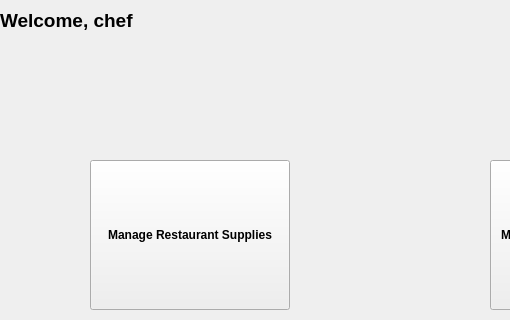
This is Ui_Folder/WindowCookStackedWidget.ui in Chuezhang2278/Foodies as Qt 5 draws it before an edit; both pictures show x 0 to 510 and y 0 to 320 of the 800 by 600 pixel window. The edited form follows.
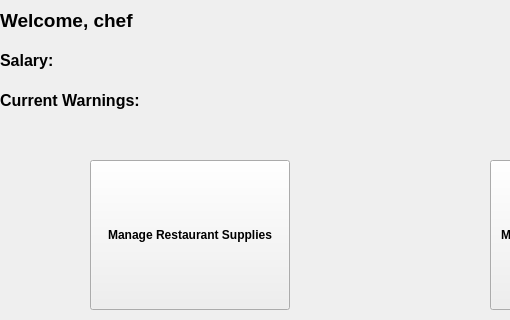
This is the edited form. The open tabs and pages were chosen to show the change.

Commit message: salary label made, need to fix warnings label

```diff
--- a/Ui_Folder/WindowCookStackedWidget.ui
+++ b/Ui_Folder/WindowCookStackedWidget.ui
@@ -162,6 +162,46 @@
        <string>Pending orders:</string>
       </property>
      </widget>
+     <widget class="QLabel" name="cookSalaryLabel">
+      <property name="geometry">
+       <rect>
+        <x>0</x>
+        <y>40</y>
+        <width>350</width>
+        <height>40</height>
+       </rect>
+      </property>
+      <property name="font">
+       <font>
+        <pointsize>12</pointsize>
+        <weight>75</weight>
+        <bold>true</bold>
+       </font>
+      </property>
+      <property name="text">
+       <string>Salary:</string>
+      </property>
+     </widget>
+     <widget class="QLabel" name="currentWarningsLabel">
+      <property name="geometry">
+       <rect>
+        <x>0</x>
+        <y>80</y>
+        <width>350</width>
+        <height>40</height>
+       </rect>
+      </property>
+      <property name="font">
+       <font>
+        <pointsize>12</pointsize>
+        <weight>75</weight>
+        <bold>true</bold>
+       </font>
+      </property>
+      <property name="text">
+       <string>Current Warnings:</string>
+      </property>
+     </widget>
     </widget>
     <widget class="QWidget" name="page_2">
      <widget class="QPushButton" name="suppliesReturnButton">
```
Left out of the diff: 2 changed lines with no effect on the pictures. The commit also changes 1 other file.
